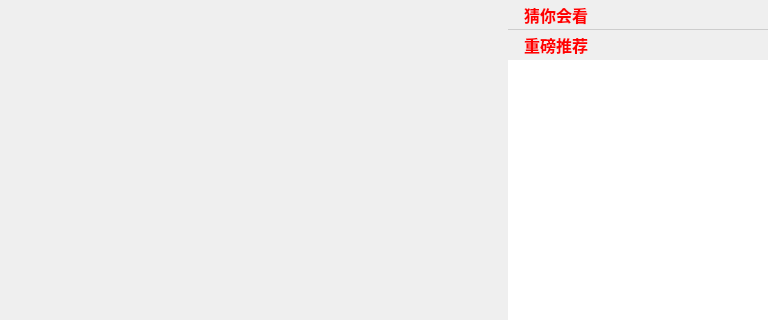
Before: the Qt Designer form VideoPlayer/mainwidget/StackItemForm.ui in huizhang556/pc-video-player, drawn with Qt 5.
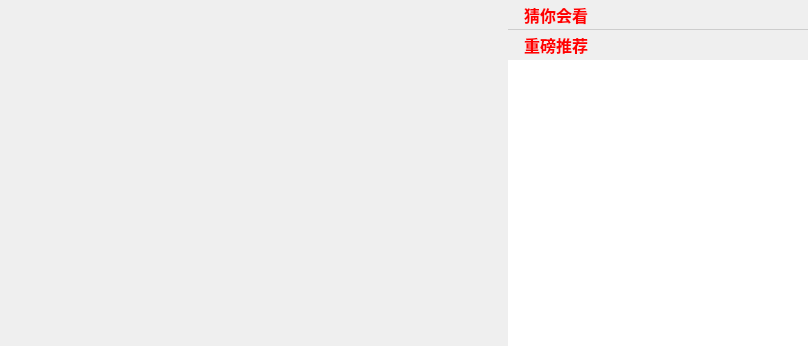
After: the same form once the commit is applied.

Diff of the .ui file:
```diff
--- a/VideoPlayer/mainwidget/StackItemForm.ui
+++ b/VideoPlayer/mainwidget/StackItemForm.ui
@@ -6,8 +6,8 @@
    <rect>
     <x>0</x>
     <y>0</y>
-    <width>768</width>
-    <height>320</height>
+    <width>808</width>
+    <height>346</height>
    </rect>
   </property>
   <property name="minimumSize">
@@ -54,7 +54,7 @@
        <property name="maximumSize">
         <size>
          <width>16777215</width>
-         <height>320</height>
+         <height>16777215</height>
         </size>
        </property>
        <property name="styleSheet">
@@ -71,7 +71,7 @@
       <widget class="QWidget" name="widget" native="true">
        <property name="minimumSize">
         <size>
-         <width>260</width>
+         <width>300</width>
          <height>0</height>
         </size>
        </property>
@@ -106,14 +106,14 @@
            <widget class="QPushButton" name="pushButton_rec1">
             <property name="minimumSize">
              <size>
-              <width>260</width>
+              <width>300</width>
               <height>30</height>
              </size>
             </property>
             <property name="maximumSize">
              <size>
-              <width>260</width>
-              <height>30</height>
+              <width>16777215</width>
+              <height>16777215</height>
              </size>
             </property>
             <property name="styleSheet">
@@ -145,14 +145,14 @@
            <widget class="QPushButton" name="pushButton_rec2">
             <property name="minimumSize">
              <size>
-              <width>250</width>
+              <width>300</width>
               <height>30</height>
              </size>
             </property>
             <property name="maximumSize">
              <size>
-              <width>250</width>
-              <height>30</height>
+              <width>16777215</width>
+              <height>16777215</height>
              </size>
             </property>
             <property name="styleSheet">
@@ -183,14 +183,14 @@
            <widget class="QListWidget" name="listWidget_reclist">
             <property name="minimumSize">
              <size>
-              <width>260</width>
+              <width>300</width>
               <height>270</height>
              </size>
             </property>
             <property name="maximumSize">
              <size>
-              <width>260</width>
-              <height>270</height>
+              <width>16777215</width>
+              <height>16777215</height>
              </size>
             </property>
             <property name="styleSheet">
```
